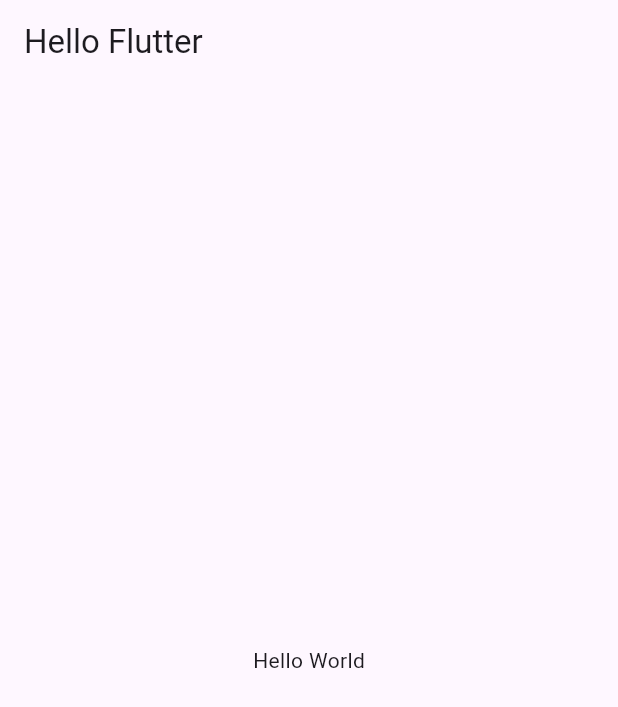
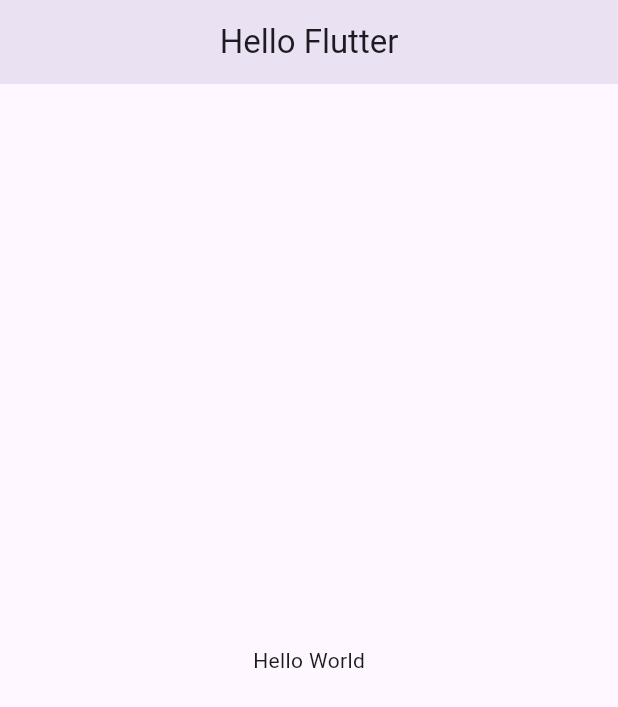
Before and after one commit to devkan/flutter-start, a Flutter app: the screen it shows after launch, on a phone screen of 412 x 824 dp. Shown: the top 707 px of the screen. Run offline on Flutter 3.47's test engine with Material 3 defaults, Android fonts, the phone set to English and light mode, and no system bars.

```diff
--- a/app/lib/main.dart
+++ b/app/lib/main.dart
@@ -1,6 +1,14 @@
 import 'package:flutter/material.dart';
 
+/*
+class Player{
+  String name;
+  Player({required this.name});
+}
+*/
+
 void main() {
+  //var player = Player(name : 'Jone'); // Text("Hello Flutter")가 이처럼 position parameter로 들어가는 것이고..
   runApp(App()); // runApp은 import에서 가져온 함수
 }
 
@@ -13,6 +21,8 @@ class App extends StatelessWidget {
     return MaterialApp(
       home: Scaffold(
         appBar: AppBar(
+          centerTitle: true, // Appbar의 텍스트 중앙정렬하냐 마냐
+          elevation: 10, // 앱바의 그림자
           title: Text("Hello Flutter"),
         ),
         body: Center(
```
